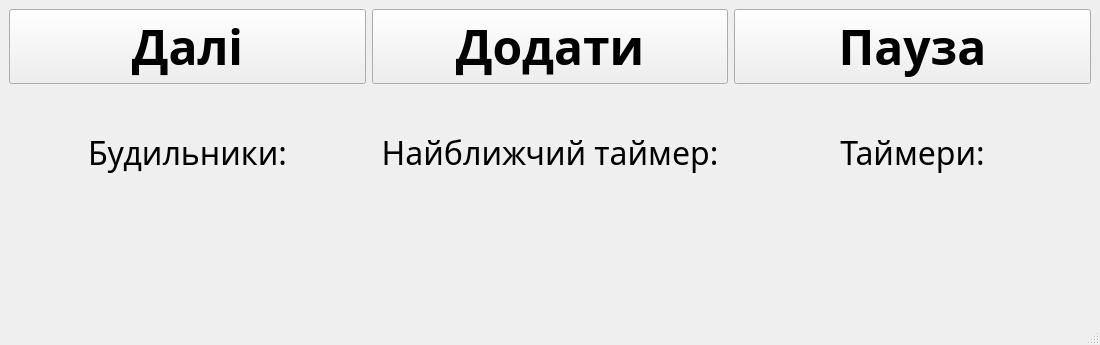
Old version of the form 3 semester/OOOPLab2/mainwindow.ui in the repository NaturalStupidlty/uni.
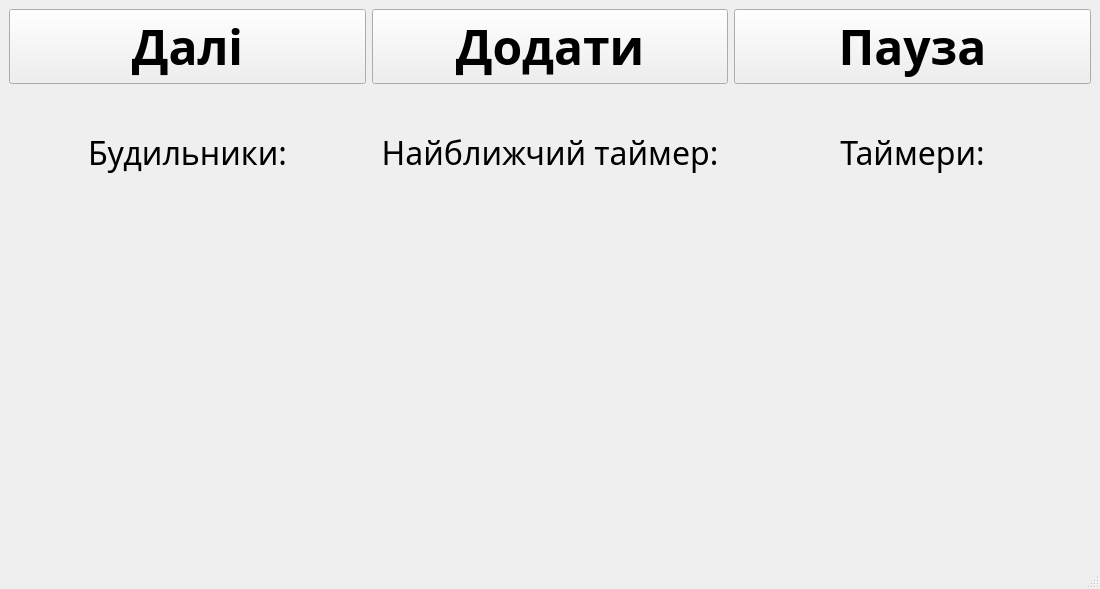
New version of the form.

What changed in the file:
```diff
--- a/3 semester/OOOPLab2/mainwindow.ui
+++ b/3 semester/OOOPLab2/mainwindow.ui
@@ -6,8 +6,8 @@
    <rect>
     <x>0</x>
     <y>0</y>
-    <width>933</width>
-    <height>345</height>
+    <width>1100</width>
+    <height>589</height>
    </rect>
   </property>
   <property name="windowTitle">
@@ -93,7 +93,7 @@
          <enum>Qt::Vertical</enum>
         </property>
         <property name="sizeType">
-         <enum>QSizePolicy::Minimum</enum>
+         <enum>QSizePolicy::Maximum</enum>
         </property>
         <property name="sizeHint" stdset="0">
          <size>
@@ -214,7 +214,7 @@
                 <property name="font">
                  <font>
                   <family>JetBrains Mono NL</family>
-                  <pointsize>64</pointsize>
+                  <pointsize>50</pointsize>
                   <stylestrategy>PreferAntialias</stylestrategy>
                  </font>
                 </property>
```
Left out of the diff: 4 changed lines with no effect on the pictures.
